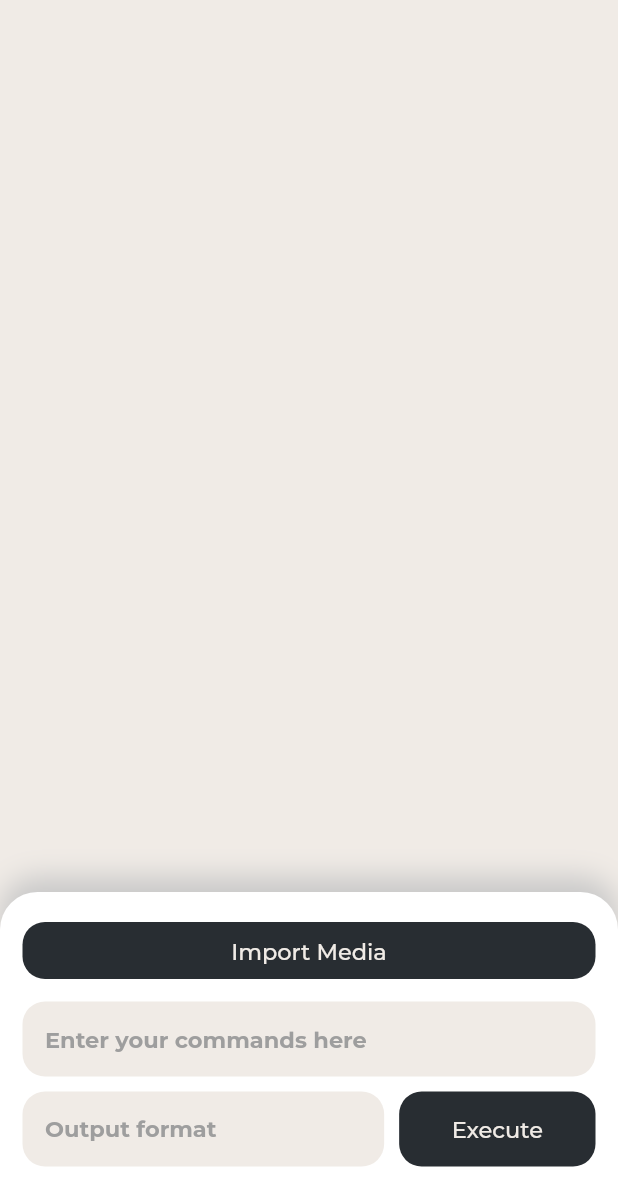
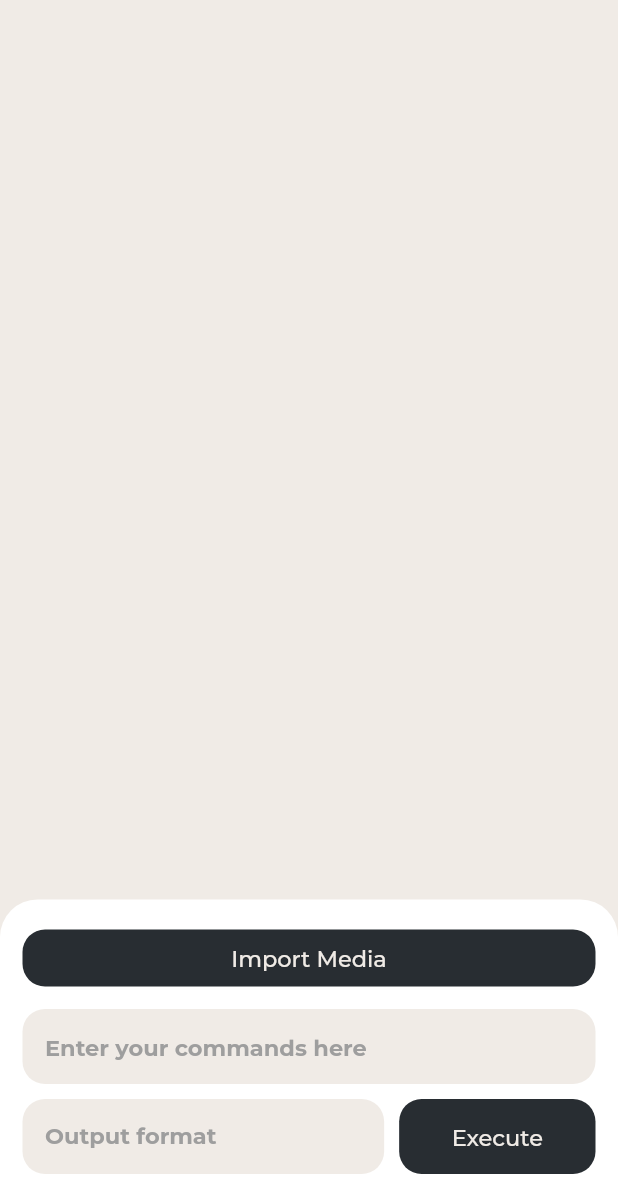
Before and after one commit to AbhiralJain/FFmpeg, a Flutter app: the screen it shows after launch, on a phone screen of 412 x 824 dp, the part 32-1236 px from its top. Run offline on Flutter 3.47's test engine with Material 2 defaults, Android fonts, the phone set to English and light mode, and no system bars; our stand-ins replace file_picker, permission_handler, rflutter_alert, share_plus, shared_preferences; missing offline and left inert: flutter_ffmpeg; network calls fail.

```diff
--- a/lib/exportprogress.dart
+++ b/lib/exportprogress.dart
@@ -247,10 +247,10 @@ class _ExportProgressState extends State<ExportProgress> {
               style: TextStyle(color: Config.textcolor, fontFamily: 'Montserrat', fontSize: 20, fontWeight: txtw),
             ),
             Container(
-              padding: const EdgeInsets.fromLTRB(25, 0, 0, 0),
+              padding: const EdgeInsets.fromLTRB(25, 15, 0, 15),
               margin: const EdgeInsets.fromLTRB(25, 10, 25, 10),
               decoration: BoxDecoration(
-                color: Config.tilesColor,
+                color: Config.textcolor.withOpacity(0.1),
                 borderRadius: const BorderRadius.all(
                   Radius.circular(25),
                 ),
@@ -268,7 +268,6 @@ class _ExportProgressState extends State<ExportProgress> {
                   }
                 },
                 focusNode: _focus,
-                maxLength: 15,
                 textCapitalization: TextCapitalization.sentences,
                 style: TextStyle(
                   color: Config.bbcolor,
--- a/lib/ffmpeg.dart
+++ b/lib/ffmpeg.dart
@@ -961,7 +961,7 @@ Font config and vid.stab will be supported soon.''',
   ];
   int listlength = 1;
   getStoreversion() async {
-    String localVersion = '1.1.7';
+    String localVersion = '1.1.9';
     final uri = Uri.https("play.google.com", "/store/apps/details", {"id": "com.crossplat.ffmpegmobile"});
     final response = await http.get(uri);
     if (response.statusCode != 200) {
@@ -1336,21 +1336,13 @@ Font config and vid.stab will be supported soon.''',
               children: [
                 const Spacer(),
                 Container(
-                  padding: const EdgeInsets.all(15),
+                  padding: const EdgeInsets.fromLTRB(15, 15, 15, 10),
                   decoration: BoxDecoration(
                     color: Config.tilesColor,
                     borderRadius: const BorderRadius.only(
                       topLeft: Radius.circular(25),
                       topRight: Radius.circular(25),
                     ),
-                    boxShadow: const [
-                      BoxShadow(
-                        color: Color.fromRGBO(200, 200, 200, 1),
-                        offset: Offset(0, -10),
-                        spreadRadius: 0,
-                        blurRadius: 15,
-                      ),
-                    ],
                   ),
                   child: Column(
                     crossAxisAlignment: CrossAxisAlignment.stretch,
@@ -1388,7 +1380,7 @@ Font config and vid.stab will be supported soon.''',
                             Text(
                               suggestiontext,
                               style: TextStyle(
-                                color: Colors.grey.shade500,
+                                color: Config.textcolor.withOpacity(0.3),
                                 fontFamily: "Montserrat",
                                 fontWeight: FontWeight.bold,
                                 fontSize: 15,
@@ -1551,7 +1543,12 @@ Font config and vid.stab will be supported soon.''',
                           ),
                         ],
                       ),
-                      const Padding(padding: EdgeInsets.all(5)),
+                      Padding(
+                        padding: const EdgeInsets.all(5),
+                        child: (MediaQuery.of(context).viewInsets.bottom > 125)
+                            ? Divider(color: Config.textcolor.withOpacity(0.5))
+                            : null,
+                      ),
                       SizedBox(
                         child: (MediaQuery.of(context).viewInsets.bottom > 125)
                             ? Row(
--- a/pubspec.yaml
+++ b/pubspec.yaml
@@ -1,7 +1,7 @@
 name: ffmpegmobile
 description: A new Flutter project.
 
-version: 1.1.7+17
+version: 1.1.9+19
 
 environment:
   sdk: ">=2.12.0 <3.0.0"
```
